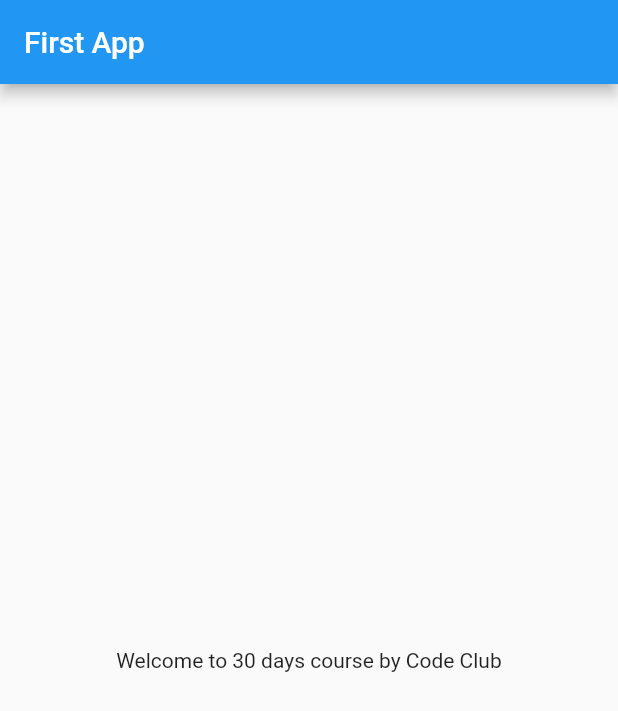
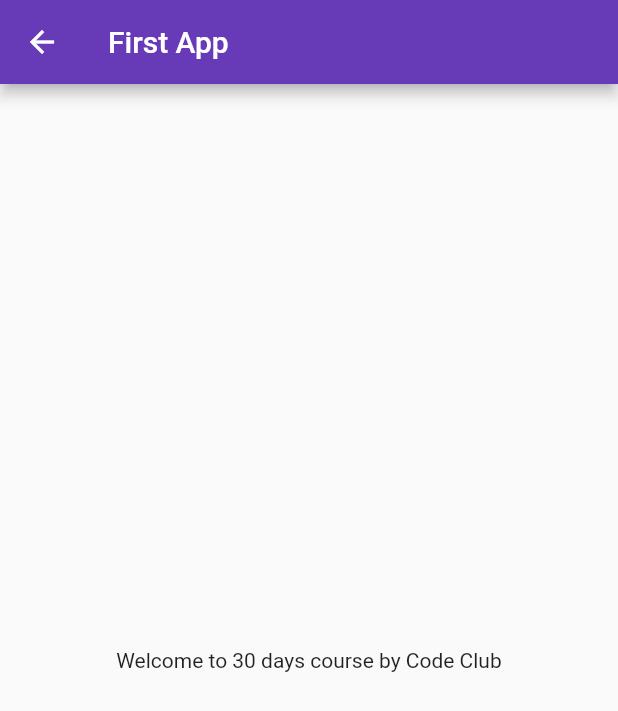
Before and after one commit to munna00mkv/30DaysOfFlutter, a Flutter app: the screen it shows after launch, on a phone screen of 412 x 824 dp. Shown: the top 711 px of the screen. Run offline on Flutter 3.47's test engine with Material 2 defaults, Android fonts, the phone set to English and light mode, and no system bars.

Commit message:
Day3 Completed

```diff
--- a/lib/main.dart
+++ b/lib/main.dart
@@ -1,5 +1,6 @@
 import 'package:flutter/material.dart';
-import 'package:flutter_catelog/home_page.dart';
+import 'package:flutter_catelog/pages/home_page.dart';
+import 'package:flutter_catelog/pages/login_page.dart';
 
 void main() {
   runApp(const MyApp());
@@ -10,6 +11,16 @@
 
   @override
   Widget build(BuildContext context) {
-    return MaterialApp(home: HomePage());
+    return MaterialApp(
+      themeMode: ThemeMode.light,
+      theme: ThemeData(primarySwatch: Colors.deepPurple),
+      darkTheme: ThemeData(brightness: Brightness.dark),
+      initialRoute: "/home",
+      routes: {
+        "/": (context) => LoginPage(),
+        "/login": (context) => LoginPage(),
+        "/home": (context) => HomePage()
+      },
+    );
   }
 }
```
Also changed, not shown: lib/pages/login_page.dart (added, +19 -0 lines), lib/pages/home_page.dart (renamed from lib/home_page.dart).
